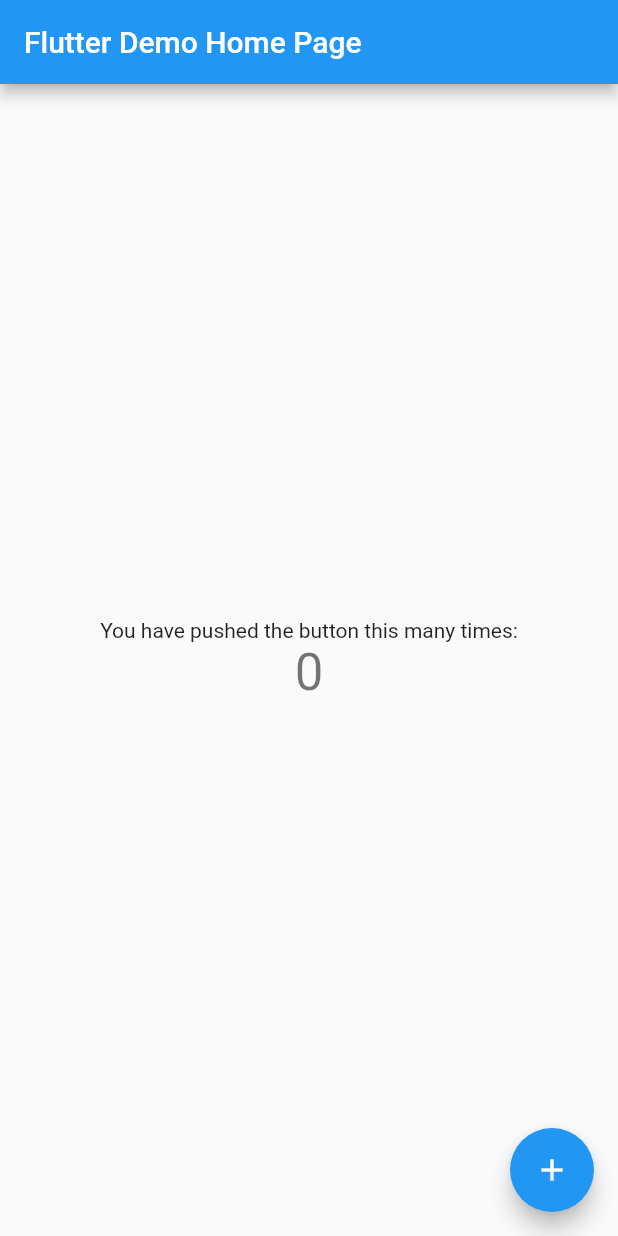
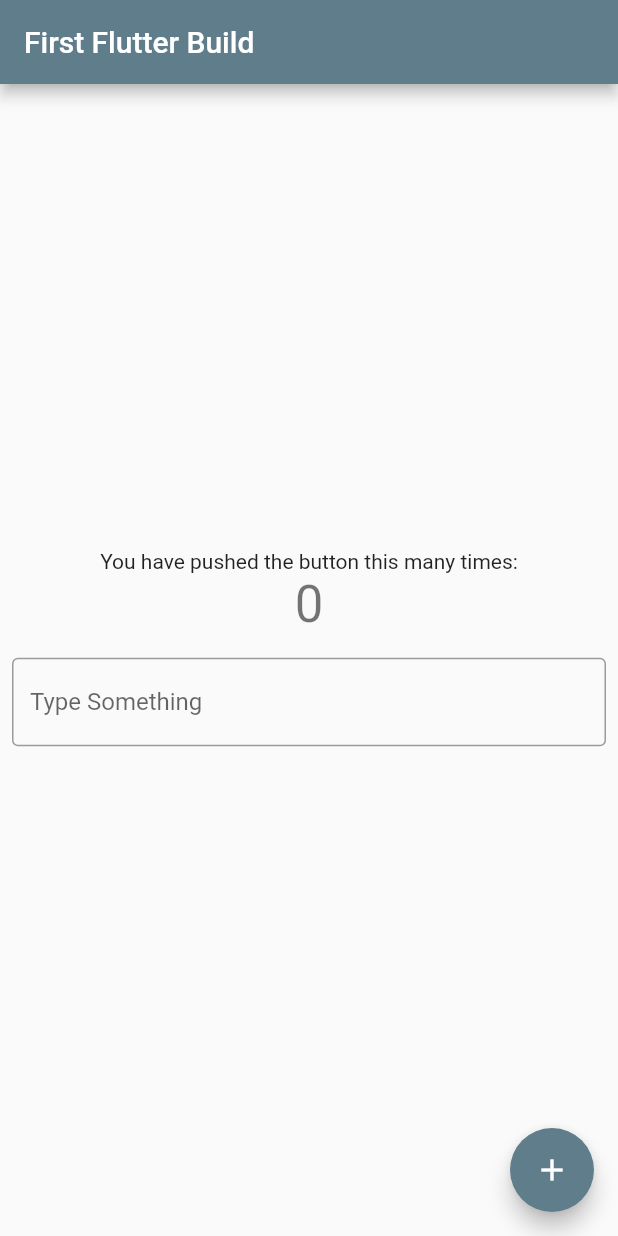
Before and after one commit to cpb-dev/flutter_form, a Flutter app: the screen it shows after launch, on a phone screen of 412 x 824 dp. Run offline on Flutter 3.47's test engine with Material 2 defaults, Android fonts, the phone set to English and light mode, and no system bars.

Commit message:
First alteration

```diff
--- a/lib/main.dart
+++ b/lib/main.dart
@@ -1,3 +1,4 @@
+import 'package:flutter/cupertino.dart';
 import 'package:flutter/material.dart';
 
 void main() {
@@ -20,9 +21,9 @@ class MyApp extends StatelessWidget {
         // or simply save your changes to "hot reload" in a Flutter IDE).
         // Notice that the counter didn't reset back to zero; the application
         // is not restarted.
-        primarySwatch: Colors.blue,
+        primarySwatch: Colors.blueGrey,
       ),
-      home: MyHomePage(title: 'Flutter Demo Home Page'),
+      home: MyHomePage(title: 'First Flutter Build'),
     );
   }
 }
@@ -100,6 +101,14 @@ class _MyHomePageState extends State<MyHomePage> {
               '$_counter',
               style: Theme.of(context).textTheme.headline4,
             ),
+            const Padding(padding: EdgeInsets.symmetric(horizontal: 8,vertical: 16),
+            child: TextField(
+                decoration: InputDecoration(
+                    border: OutlineInputBorder(),
+                    hintText: "Type Something",
+            ),
+            ),
+            ),
           ],
         ),
       ),
```
